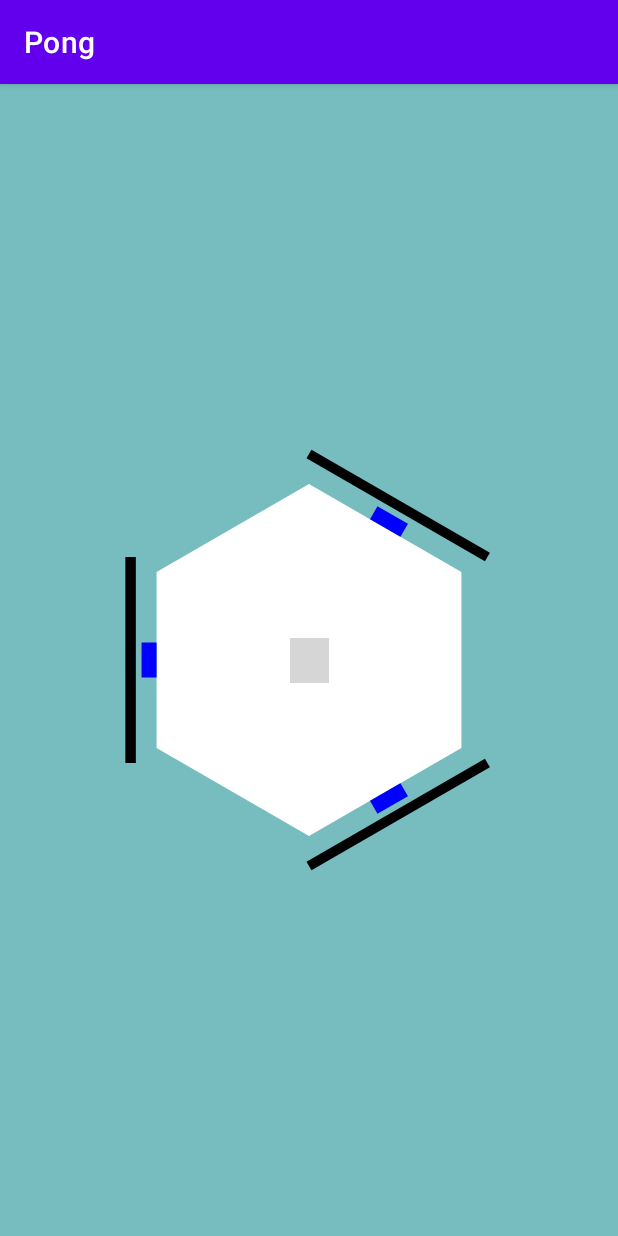
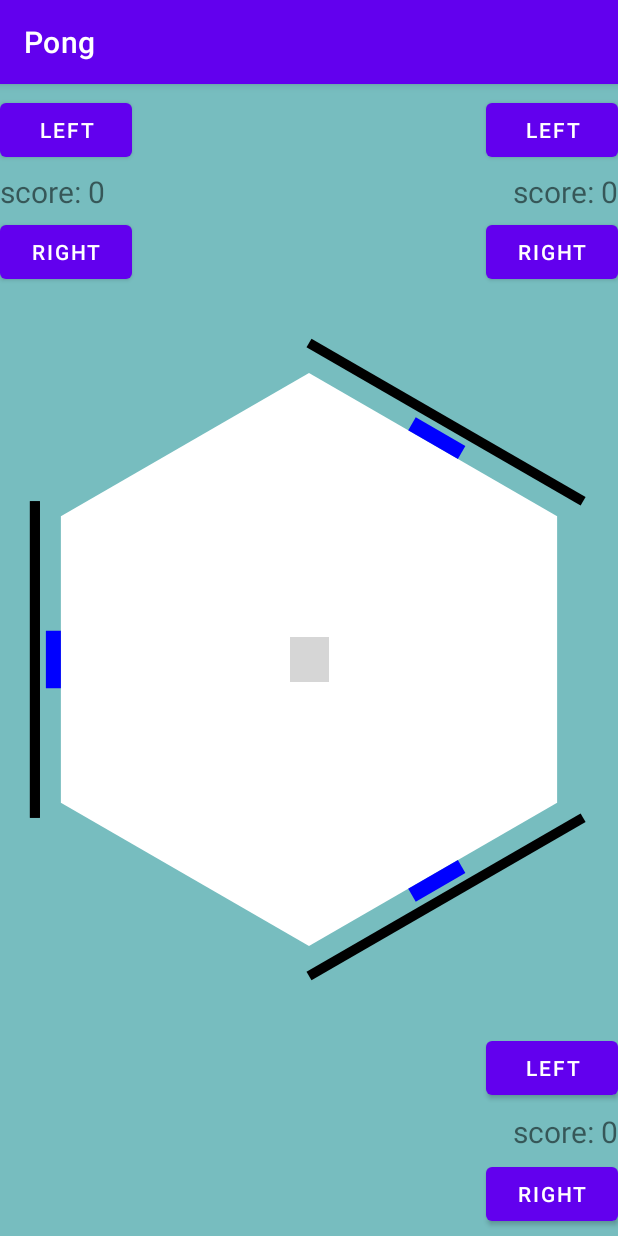
Before and after one commit to moein-shafi/Pong, an Android app: the MainActivity screen opened directly, with no data from a screen before it, on a phone screen of 412 x 824 dp. Run offline under Robolectric (Android 15) with nearby library versions, the phone set to English and light mode, and no system bars; grey boxes are pictures that could not be loaded.

Commit message:
buttons added

```diff
--- a/app/src/main/java/com/example/pong/HexagonMaskView.java
+++ b/app/src/main/java/com/example/pong/HexagonMaskView.java
@@ -151,7 +151,7 @@ public class HexagonMaskView extends View {
         super.onMeasure(widthMeasureSpec, heightMeasureSpec);
         width = MeasureSpec.getSize(widthMeasureSpec);
         height =  MeasureSpec.getSize(heightMeasureSpec);
-        radius = height / 2 -400;
+        radius = height / 2 -80;
         x1 = width / 2 - (float) (Math.sqrt(3) * radius / 2) ;
         y1 = height / 2;
         x2 = width / 2 + (float) (Math.sqrt(3) * radius / 4);
--- a/app/src/main/res/layout/activity_main.xml
+++ b/app/src/main/res/layout/activity_main.xml
@@ -1,9 +1,10 @@
 <?xml version="1.0" encoding="utf-8"?>
-<androidx.constraintlayout.widget.ConstraintLayout xmlns:android="http://schemas.android.com/apk/res/android"
+<LinearLayout xmlns:android="http://schemas.android.com/apk/res/android"
     xmlns:app="http://schemas.android.com/apk/res-auto"
     xmlns:tools="http://schemas.android.com/tools"
     android:layout_width="match_parent"
     android:layout_height="match_parent"
+    android:orientation="vertical"
     tools:context=".MainActivity">
 
 <!--    <TextView-->
@@ -14,9 +15,84 @@
 <!--        app:layout_constraintLeft_toLeftOf="parent"-->
 <!--        app:layout_constraintRight_toRightOf="parent"-->
 <!--        app:layout_constraintTop_toTopOf="parent" />-->
+    <androidx.constraintlayout.widget.ConstraintLayout
+        android:layout_width="match_parent"
+        android:layout_height="0dp"
+        android:background="#77BDBF"
+        android:layout_weight="2">
+        <Button
+            android:layout_width="wrap_content"
+            android:layout_height="wrap_content"
+            android:text="left"
+            android:layout_marginTop="5px"
+            app:layout_constraintTop_toTopOf="parent"
+            app:layout_constraintBottom_toTopOf="@+id/score_ply1"
+            android:id="@+id/left_btn_ply1"/>
+        <TextView
+            android:layout_width="wrap_content"
+            android:layout_height="wrap_content"
+            android:text="score: 0"
+            android:textSize="20dp"
+            app:layout_constraintTop_toBottomOf="@+id/left_btn_ply1"
+            app:layout_constraintBottom_toTopOf="@+id/right_btn_ply1"
+            android:id="@+id/score_ply1"/>
+        <Button
+            android:layout_width="wrap_content"
+            android:layout_height="wrap_content"
+            android:text="right"
+            app:layout_constraintTop_toBottomOf="@+id/score_ply1"
+            app:layout_constraintBottom_toBottomOf="parent"
+            android:id="@+id/right_btn_ply1"/>
+        <Button
+            android:layout_width="wrap_content"
+            android:layout_height="wrap_content"
+            android:text="left"
+            android:layout_marginTop="5px"
+            app:layout_constraintEnd_toEndOf="parent"
+            app:layout_constraintTop_toTopOf="parent"
+            app:layout_constraintBottom_toTopOf="@+id/score_ply2"
+            android:id="@+id/left_btn_ply2"/>
+        <TextView
+            android:layout_width="wrap_content"
+            android:layout_height="wrap_content"
+            android:text="score: 0"
+            android:textSize="20dp"
+            app:layout_constraintEnd_toEndOf="parent"
+            app:layout_constraintTop_toBottomOf="@+id/left_btn_ply2"
+            app:layout_constraintBottom_toTopOf="@+id/right_btn_ply2"
+            android:id="@+id/score_ply2"/>
+        <Button
+            android:layout_width="wrap_content"
+            android:layout_height="wrap_content"
+            android:text="right"
+            app:layout_constraintTop_toBottomOf="@+id/score_ply2"
+            app:layout_constraintEnd_toEndOf="parent"
+            app:layout_constraintBottom_toBottomOf="parent"
+            android:id="@+id/right_btn_ply2"/>
+
+
+    </androidx.constraintlayout.widget.ConstraintLayout>
+
+
+
+
+
+
+
+
+           <androidx.constraintlayout.widget.ConstraintLayout
+               android:layout_width="match_parent"
+               android:id="@+id/board"
+
+               android:layout_weight="7"
+               android:layout_height="0dp">
+
+
             <com.example.pong.HexagonMaskView
+
                 android:layout_width="match_parent"
-        android:layout_height="match_parent"/>
+                android:layout_height="match_parent"
+                />
 
             <ImageView
                 android:id="@+id/ball"
@@ -30,3 +106,38 @@
                 app:layout_constraintTop_toTopOf="parent"
                 app:layout_constraintBottom_toBottomOf="parent"/>
          </androidx.constraintlayout.widget.ConstraintLayout>
+
+
+
+    <androidx.constraintlayout.widget.ConstraintLayout
+        android:layout_width="match_parent"
+        android:layout_height="0dp"
+        android:background="#77BDBF"
+        android:layout_weight="2">
+        <Button
+            android:layout_width="wrap_content"
+            android:layout_height="wrap_content"
+            android:text="left"
+            app:layout_constraintEnd_toEndOf="parent"
+            app:layout_constraintTop_toTopOf="parent"
+            app:layout_constraintBottom_toTopOf="@+id/score_ply3"
+            android:id="@+id/left_btn_ply3"/>
+        <TextView
+            android:layout_width="wrap_content"
+            android:layout_height="wrap_content"
+            android:text="score: 0"
+            android:textSize="20dp"
+            app:layout_constraintEnd_toEndOf="parent"
+            app:layout_constraintTop_toBottomOf="@+id/left_btn_ply3"
+            app:layout_constraintBottom_toTopOf="@+id/right_btn_ply3"
+            android:id="@+id/score_ply3"/>
+        <Button
+            android:layout_width="wrap_content"
+            android:layout_height="wrap_content"
+            android:text="right"
+            app:layout_constraintTop_toBottomOf="@+id/score_ply3"
+            app:layout_constraintEnd_toEndOf="parent"
+            app:layout_constraintBottom_toBottomOf="parent"
+            android:id="@+id/right_btn_ply3"/>
+    </androidx.constraintlayout.widget.ConstraintLayout>
+</LinearLayout>
```
Lines whose indentation alone changed are shown as unchanged.
